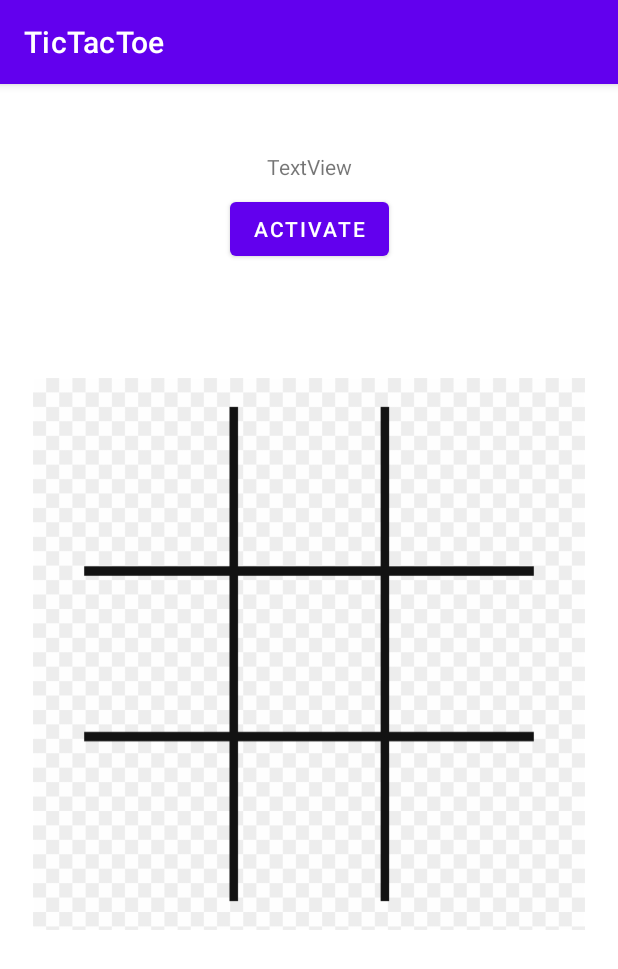
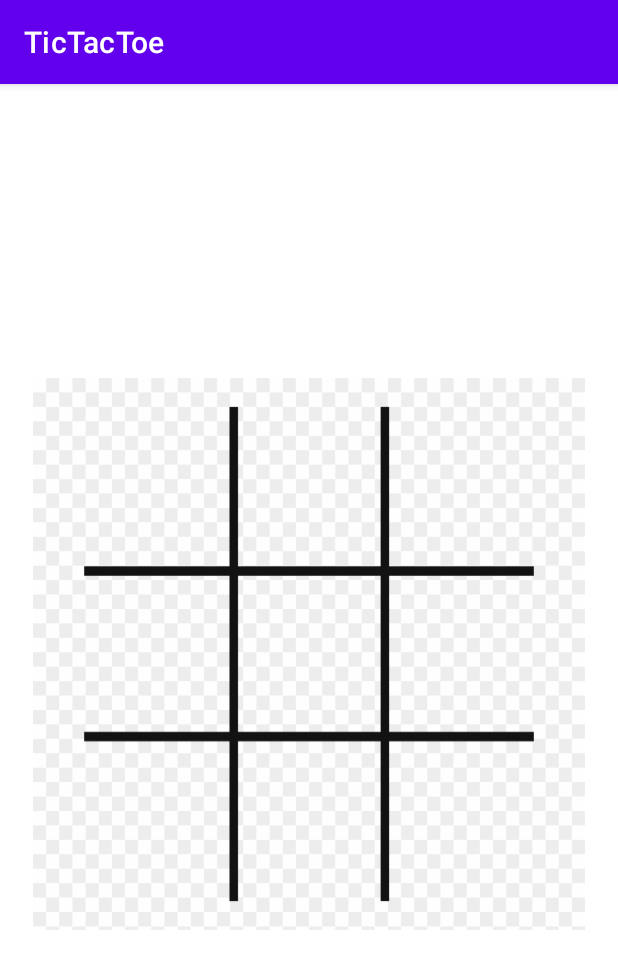
Before and after one commit to Arturo0911/AndroidProjects, an Android app: the screen it shows after launch (MainActivity), on a phone screen of 412 x 824 dp. Shown: the top 969 px of the screen. Run offline under Robolectric (Android 15) with nearby library versions, the phone set to English and light mode, and no system bars.

Commit message:
tictac toe finished

```diff
--- a/tictac/app/src/main/res/layout/activity_main.xml
+++ b/tictac/app/src/main/res/layout/activity_main.xml
@@ -118,7 +118,7 @@
     </androidx.gridlayout.widget.GridLayout>
 
     <TextView
-        android:id="@+id/textView"
+        android:id="@+id/winnerTextView"
         android:layout_width="wrap_content"
         android:layout_height="wrap_content"
         android:layout_marginStart="181dp"
@@ -127,7 +127,7 @@
         android:layout_marginEnd="181dp"
         android:layout_marginRight="181dp"
         android:layout_marginBottom="94dp"
-        android:text="TextView"
+        android:visibility="invisible"
         app:layout_constraintBottom_toTopOf="@+id/gridLayout"
         app:layout_constraintEnd_toEndOf="parent"
         app:layout_constraintStart_toStartOf="parent"
@@ -144,7 +144,8 @@
         android:layout_marginRight="137dp"
         android:onClick="activeGame"
         android:text="activate"
+        android:visibility="invisible"
         app:layout_constraintEnd_toEndOf="parent"
         app:layout_constraintStart_toStartOf="parent"
-        app:layout_constraintTop_toBottomOf="@+id/textView" />
+        app:layout_constraintTop_toBottomOf="@+id/winnerTextView" />
 </androidx.constraintlayout.widget.ConstraintLayout>
```
Also changed, not shown: tictac/app/src/main/java/com/example/tictactoe/MainActivity.java (+43 -4 lines).
